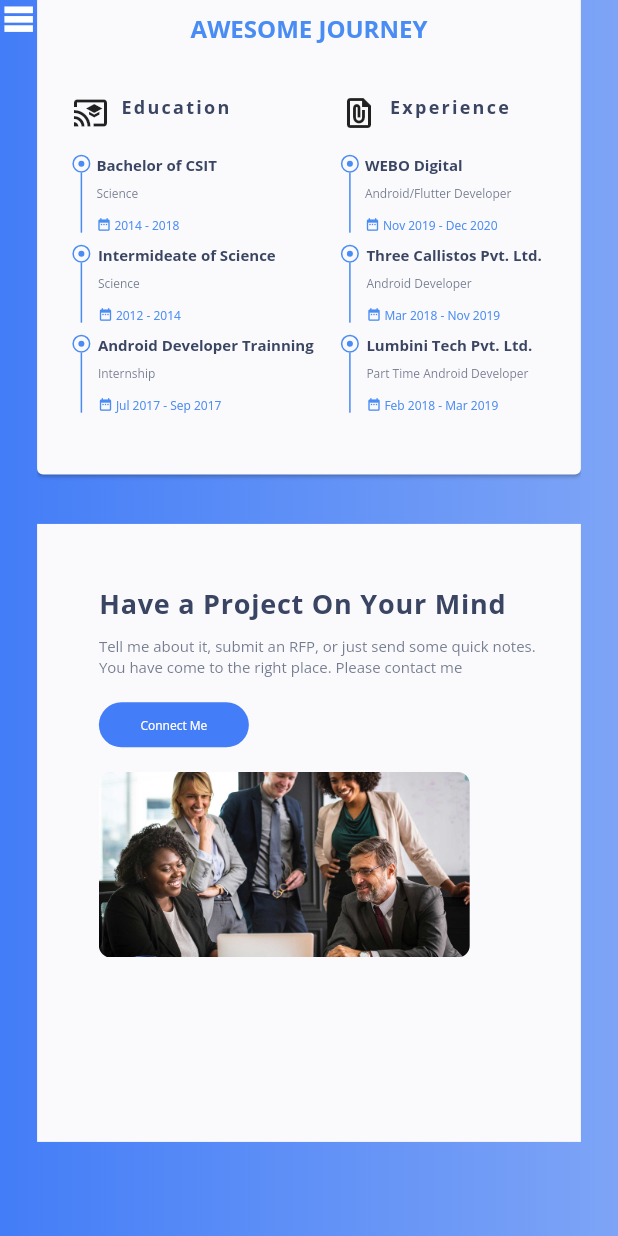
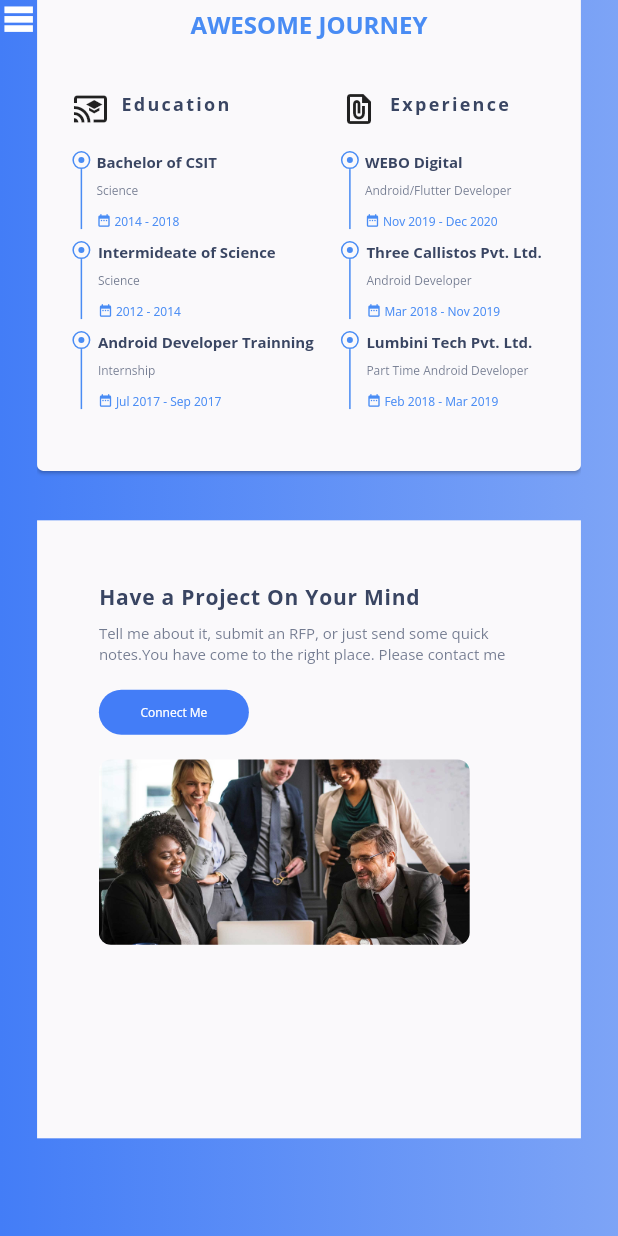
Before and after one commit to kanxoramesh/FlutterResumeDesign, a Flutter app: the screen it shows after launch, scrolled down 1137 dp, on a phone screen of 412 x 824 dp. Run offline on Flutter 3.47's test engine with Material 2 defaults, Android fonts, the light colour scheme and no system bars; our stand-ins replace bloc, cloud_firestore, equatable, firebase_core, flutter_bloc, google_fonts and 1 more; accounts and stored records are empty; network calls fail.

Commit message:
make responsive home page

```diff
--- a/lib/config/platform.dart
+++ b/lib/config/platform.dart
@@ -111,7 +111,7 @@ class MobileDimension extends Dimension {
   double get horizontalMargin => 8;
 
   @override
-  double get space1 => size.height * 0.04;
+  double get space1 => size.height * 0.03;
 
   @override
   // TODO: implement itemRadius
--- a/lib/screens/contact/project_in_mind.dart
+++ b/lib/screens/contact/project_in_mind.dart
@@ -67,6 +67,7 @@ class ContactMeView extends StatelessWidget {
   Widget build(BuildContext context) {
     var screenSize = MediaQuery.of(context).size;
     return Container(
+      child: Expanded(
         child: Column(
           mainAxisAlignment: MainAxisAlignment.start,
           crossAxisAlignment: CrossAxisAlignment.start,
@@ -76,17 +77,24 @@ class ContactMeView extends StatelessWidget {
               style: TextStyle(
                   color: Color(0xff394562),
                   letterSpacing: 0.5,
-                fontSize: platFormCheck.dimension.Title4,
+                  fontSize: platFormCheck.dimension.Title6,
                   fontWeight: FontWeight.bold),
             ),
             SizedBox(
               height: screenSize.height * 0.01,
             ),
-          Text(
-            "Tell me about it, submit an RFP, or just send some quick notes.\nYou have come to the right place. Please contact me",
+            Flexible(
+              child: Text(
+                "Tell me about it, submit an RFP, or just send some quick notes.You have come to the right place. Please contact me",
                 style: TextStyle(
-                color: Color(0xff394562).withOpacity(0.7), fontSize: platFormCheck.dimension.Title8),
+                  color: Color(0xff394562).withOpacity(0.7),
+                  fontSize: platFormCheck.dimension.Title8,
                 ),
+                overflow: TextOverflow.clip,
+                softWrap: true,
+              ),
+            ),
+
             SizedBox(
               height: screenSize.height * 0.02,
             ),
@@ -103,7 +111,9 @@ class ContactMeView extends StatelessWidget {
                 child: Center(
                   child: Text(
                     "Connect Me",
-                  style: TextStyle(color: Colors.white, fontSize: platFormCheck.dimension.Title9),
+                    style: TextStyle(
+                        color: Colors.white,
+                        fontSize: platFormCheck.dimension.Title9),
                     textAlign: TextAlign.center,
                   ),
                 ),
@@ -125,6 +135,7 @@ class ContactMeView extends StatelessWidget {
                 : Container(),
           ],
         ),
+      ),
     );
   }
 }
```
Also changed, not shown: lib/screens/home/specialization/special_skills.dart (+7 -7 lines). Lines whose indentation alone changed are shown as unchanged.
